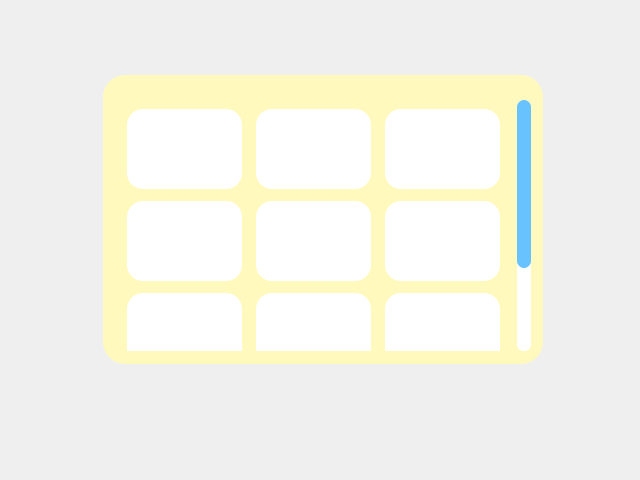
This is ui/GridViewTemplate.ui in SbattellaMattia/SoftwareEngineering as Qt 5 draws it before an edit. The edited form follows.
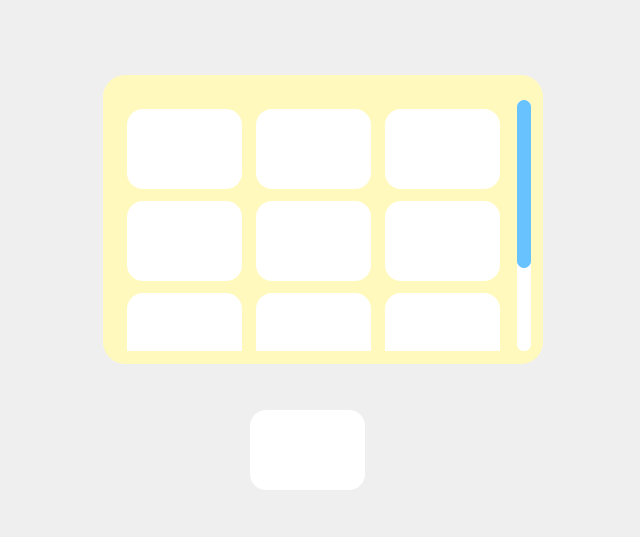
This is the edited form.

Patch:
```diff
--- a/ui/GridViewTemplate.ui
+++ b/ui/GridViewTemplate.ui
@@ -7,7 +7,7 @@
     <x>0</x>
     <y>0</y>
     <width>640</width>
-    <height>480</height>
+    <height>537</height>
    </rect>
   </property>
   <property name="windowTitle">
@@ -597,6 +597,47 @@
     </layout>
    </widget>
   </widget>
+  <widget class="QLabel" name="immagineLabel_20">
+   <property name="geometry">
+    <rect>
+     <x>250</x>
+     <y>410</y>
+     <width>115</width>
+     <height>80</height>
+    </rect>
+   </property>
+   <property name="sizePolicy">
+    <sizepolicy hsizetype="MinimumExpanding" vsizetype="MinimumExpanding">
+     <horstretch>0</horstretch>
+     <verstretch>0</verstretch>
+    </sizepolicy>
+   </property>
+   <property name="minimumSize">
+    <size>
+     <width>100</width>
+     <height>80</height>
+    </size>
+   </property>
+   <property name="styleSheet">
+    <string notr="true">border-radius: 16px;
+background-color: rgba(255, 255, 255, 255);</string>
+   </property>
+   <property name="text">
+    <string/>
+   </property>
+   <property name="scaledContents">
+    <bool>true</bool>
+   </property>
+   <property name="alignment">
+    <set>Qt::AlignCenter</set>
+   </property>
+   <property name="margin">
+    <number>10</number>
+   </property>
+   <property name="indent">
+    <number>10</number>
+   </property>
+  </widget>
  </widget>
  <resources/>
  <connections/>
```
